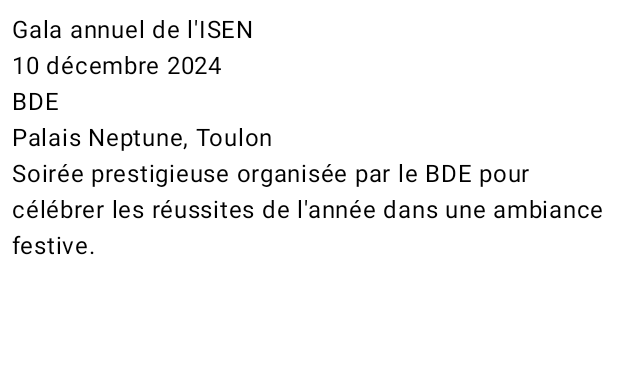
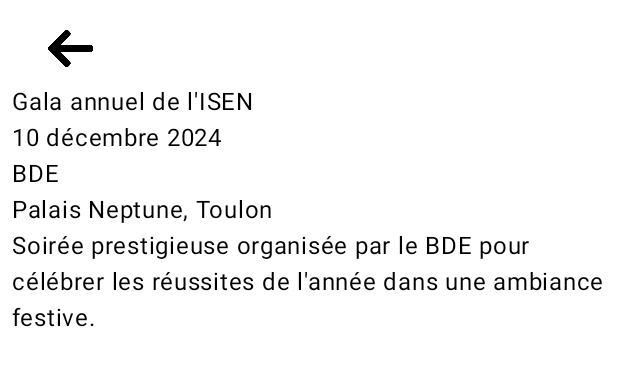
Before and after one commit to DramatikzZ/ISENSmartCompanion, an Android app built with Jetpack Compose: the @Preview function GreetingPreview2, on a phone screen of 412 x 824 dp. Shown: the top 366 px of the screen. Run offline under Robolectric (Android 15) with nearby library versions, the light colour scheme and no system bars.

Commit message:
PART 3 - 1

```diff
--- a/app/build.gradle.kts
+++ b/app/build.gradle.kts
@@ -50,6 +50,8 @@
     implementation(libs.androidx.ui.tooling.preview)
     implementation(libs.androidx.material3)
     implementation(libs.androidx.navigation.compose)
+    implementation(libs.retrofit)
+    implementation(libs.converter.gson)
     testImplementation(libs.junit)
     androidTestImplementation(libs.androidx.junit)
     androidTestImplementation(libs.androidx.espresso.core)
--- a/app/src/main/java/fr/isen/vincent/isensmartcompanion/EventDetailActivity.kt
+++ b/app/src/main/java/fr/isen/vincent/isensmartcompanion/EventDetailActivity.kt
@@ -1,18 +1,28 @@
 package fr.isen.vincent.isensmartcompanion
 
+import android.content.Intent
 import android.os.Bundle
 import android.util.Log
+import android.widget.Toast
 import androidx.activity.ComponentActivity
 import androidx.activity.compose.setContent
 import androidx.activity.enableEdgeToEdge
+import androidx.compose.foundation.Image
 import androidx.compose.foundation.layout.Column
 import androidx.compose.foundation.layout.PaddingValues
 import androidx.compose.foundation.layout.fillMaxSize
 import androidx.compose.foundation.layout.padding
+import androidx.compose.foundation.layout.size
+import androidx.compose.material3.Button
+import androidx.compose.material3.ButtonDefaults
 import androidx.compose.material3.Scaffold
 import androidx.compose.material3.Text
 import androidx.compose.runtime.Composable
 import androidx.compose.ui.Modifier
+import androidx.compose.ui.draw.rotate
+import androidx.compose.ui.graphics.Color
+import androidx.compose.ui.platform.LocalContext
+import androidx.compose.ui.res.painterResource
 import androidx.compose.ui.tooling.preview.Preview
 import androidx.compose.ui.unit.dp
 import fr.isen.vincent.isensmartcompanion.models.EventModel
@@ -68,7 +78,24 @@
 
 @Composable
 fun EventDetail(event: EventModel, innerPaddingValues: PaddingValues) {
+    val context = LocalContext.current
     Column(Modifier.padding(innerPaddingValues)) {
+        Button(
+            onClick = {
+                val intent = Intent(context, MainActivity::class.java)
+                context.startActivity(intent)
+            },
+            colors = ButtonDefaults.buttonColors(containerColor = Color.Transparent),
+            content = {
+                Image(
+                    painterResource(R.drawable.send),
+                    contentDescription = "",
+                    modifier = Modifier
+                        .rotate(180f)
+                        .size(30.dp)
+                )
+            }
+        )
         Text(event.title)
         Text(event.date)
         Text(event.category)
--- a/gradle/libs.versions.toml
+++ b/gradle/libs.versions.toml
@@ -1,5 +1,6 @@
 [versions]
 agp = "8.8.0"
+converterGson = "2.9.0"
 kotlin = "2.0.0"
 coreKtx = "1.15.0"
 junit = "4.13.2"
@@ -9,9 +10,11 @@
 activityCompose = "1.10.0"
 composeBom = "2024.04.01"
 navigationCompose = "2.8.7"
+retrofit = "2.9.0"
 
 [libraries]
 androidx-core-ktx = { group = "androidx.core", name = "core-ktx", version.ref = "coreKtx" }
+converter-gson = { module = "com.squareup.retrofit2:converter-gson", version.ref = "converterGson" }
 junit = { group = "junit", name = "junit", version.ref = "junit" }
 androidx-junit = { group = "androidx.test.ext", name = "junit", version.ref = "junitVersion" }
 androidx-espresso-core = { group = "androidx.test.espresso", name = "espresso-core", version.ref = "espressoCore" }
@@ -26,6 +29,7 @@
 androidx-ui-test-junit4 = { group = "androidx.compose.ui", name = "ui-test-junit4" }
 androidx-material3 = { group = "androidx.compose.material3", name = "material3" }
 androidx-navigation-compose = { group = "androidx.navigation", name = "navigation-compose", version.ref = "navigationCompose" }
+retrofit = { module = "com.squareup.retrofit2:retrofit", version.ref = "retrofit" }
 
 [plugins]
 android-application = { id = "com.android.application", version.ref = "agp" }
```
Also changed, not shown: app/src/main/AndroidManifest.xml (+7 -0 lines), app/src/main/java/fr/isen/vincent/isensmartcompanion/MainActivity.kt (+20 -5 lines), app/src/main/java/fr/isen/vincent/isensmartcompanion/api/ApiService.kt (added, +10 -0 lines), app/src/main/java/fr/isen/vincent/isensmartcompanion/api/NetworkManager.kt (added, +16 -0 lines), app/src/main/java/fr/isen/vincent/isensmartcompanion/screen/EventsScreen.kt (+35 -3 lines), app/src/main/java/fr/isen/vincent/isensmartcompanion/screen/MainScreen.kt (+8 -1 lines).
